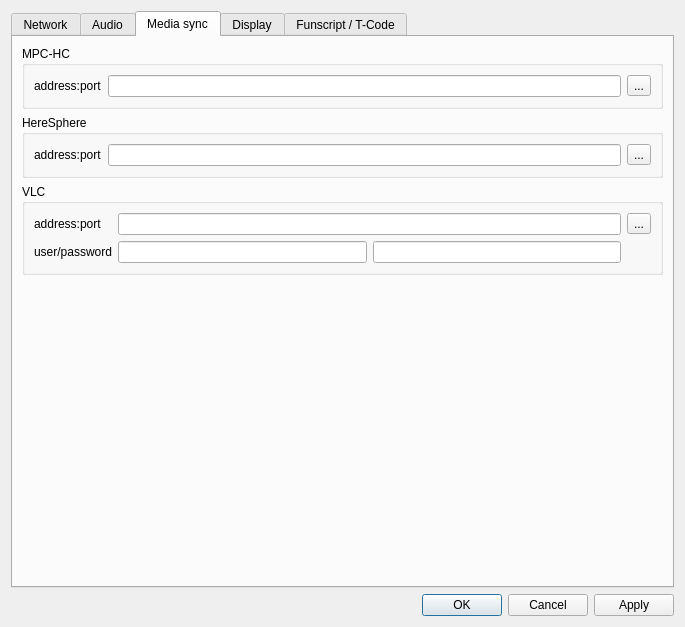
Above: designer/preferencesdialog.ui from diglet48/restim before the change. Below: the same form after it.
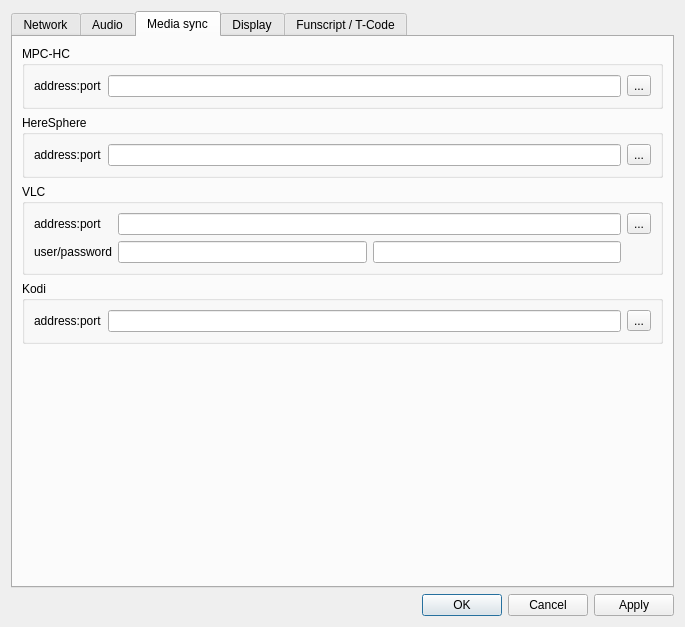
That is the form after the change. The open tabs and pages were chosen to show the change. Icons and pictures are not drawn. Custom widgets are drawn as their Qt base class.

Commit message: Add Kodi video sync

What changed in the file:
```diff
--- a/designer/preferencesdialog.ui
+++ b/designer/preferencesdialog.ui
@@ -542,6 +542,36 @@
          </layout>
         </widget>
        </item>
+       <item>
+        <widget class="QGroupBox" name="groupBox_2">
+         <property name="title">
+          <string>Kodi</string>
+         </property>
+         <layout class="QGridLayout" name="gridLayout_2">
+          <item row="0" column="1">
+           <widget class="QLineEdit" name="kodi_address"/>
+          </item>
+          <item row="0" column="0">
+           <widget class="QLabel" name="label_13">
+            <property name="text">
+             <string>address:port</string>
+            </property>
+           </widget>
+          </item>
+          <item row="0" column="2">
+           <widget class="QToolButton" name="kodi_reload">
+            <property name="text">
+             <string>...</string>
+            </property>
+            <property name="icon">
+             <iconset resource="../resources/restim.qrc">
+              <normaloff>:/restim/arrow-round_poly.svg</normaloff>:/restim/arrow-round_poly.svg</iconset>
+            </property>
+           </widget>
+          </item>
+         </layout>
+        </widget>
+       </item>
        <item>
         <spacer name="verticalSpacer_6">
          <property name="orientation">
```
Left out of the diff: 2 changed lines with no effect on the pictures. The commit also changes 8 other files.
